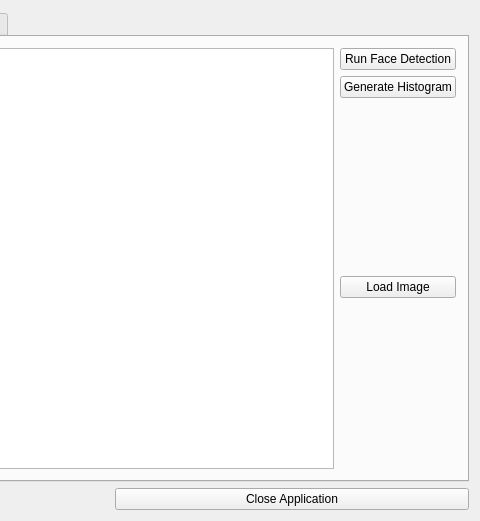
First picture: the form in qtExamples/QtFaceRecognition/widget.ui, repository DarkSector/qt-project, before the edit; both pictures show x 257 to 737 and y 0 to 521 of the 737 by 521 pixel window.
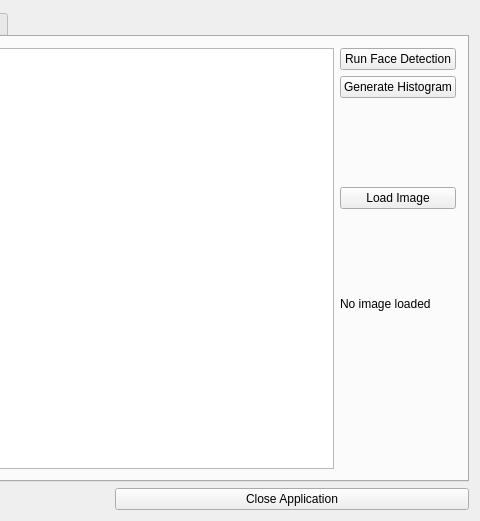
Second picture: the form after the edit. The open tabs and pages were chosen to show the change.

Commit message: Vertical spacer etc.

Patch:
```diff
--- a/qtExamples/QtFaceRecognition/widget.ui
+++ b/qtExamples/QtFaceRecognition/widget.ui
@@ -115,6 +115,26 @@
            </property>
           </widget>
          </item>
+         <item>
+          <spacer name="verticalSpacer_3">
+           <property name="orientation">
+            <enum>Qt::Vertical</enum>
+           </property>
+           <property name="sizeHint" stdset="0">
+            <size>
+             <width>20</width>
+             <height>40</height>
+            </size>
+           </property>
+          </spacer>
+         </item>
+         <item>
+          <widget class="QLabel" name="currentStatus">
+           <property name="text">
+            <string>No image loaded</string>
+           </property>
+          </widget>
+         </item>
          <item>
           <spacer name="verticalSpacer_2">
            <property name="orientation">
```
Left out of the diff: 8 changed lines with no effect on the pictures.
